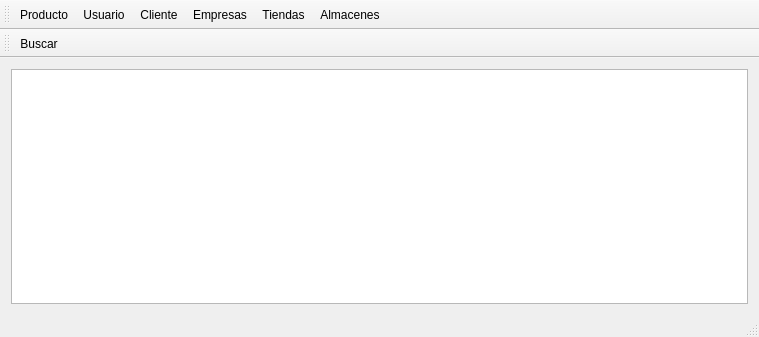
Qt form mainwindow.ui (benArambide/ProyFinal-IS2) before a commit.
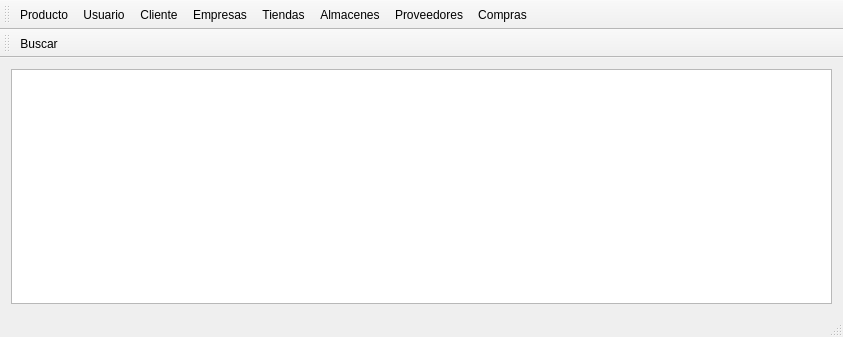
The same form after that commit. Icons and pictures are not drawn.

The edit to the form file:
```diff
--- a/mainwindow.ui
+++ b/mainwindow.ui
@@ -6,7 +6,7 @@
    <rect>
     <x>0</x>
     <y>0</y>
-    <width>759</width>
+    <width>843</width>
     <height>337</height>
    </rect>
   </property>
@@ -58,6 +58,8 @@
    <addaction name="actionEmpresas"/>
    <addaction name="actionTiendas"/>
    <addaction name="actionAlmacen"/>
+   <addaction name="actionProveedores"/>
+   <addaction name="actionCompras"/>
   </widget>
   <widget class="QStatusBar" name="statusBar">
    <property name="cursor">
@@ -199,6 +201,30 @@
     <string>Almacenes</string>
    </property>
   </action>
+  <action name="actionProveedores">
+   <property name="icon">
+    <iconset resource="Icons/Icons.qrc">
+     <normaloff>:/Icons/autoship.png</normaloff>:/Icons/autoship.png</iconset>
+   </property>
+   <property name="text">
+    <string>Proveedores</string>
+   </property>
+   <property name="shortcut">
+    <string>Ctrl+D</string>
+   </property>
+  </action>
+  <action name="actionCompras">
+   <property name="icon">
+    <iconset resource="Icons/Icons.qrc">
+     <normaloff>:/Icons/shopping-cart_basic_blue.png</normaloff>:/Icons/shopping-cart_basic_blue.png</iconset>
+   </property>
+   <property name="text">
+    <string>Compras</string>
+   </property>
+   <property name="shortcut">
+    <string>Ctrl+C</string>
+   </property>
+  </action>
  </widget>
  <layoutdefault spacing="6" margin="11"/>
  <resources>
```
Left out of the diff: 2 changed lines with no effect on the pictures.
